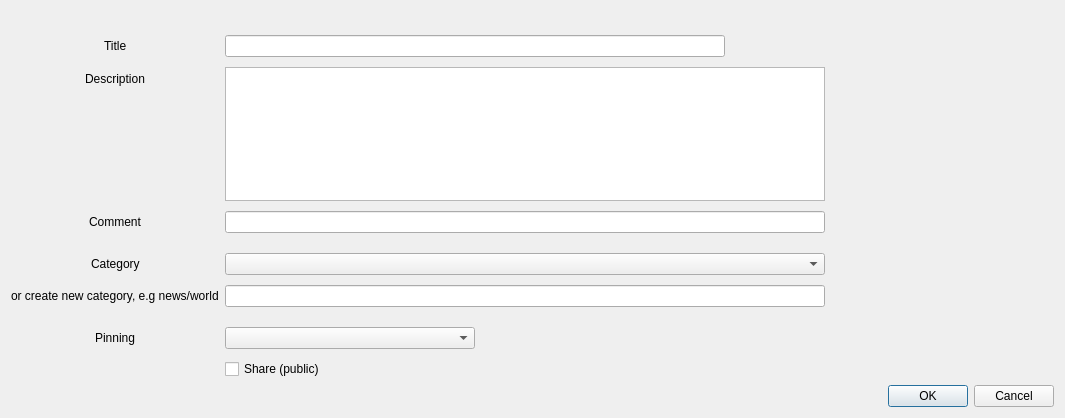
This is galacteek/ui/addhashmarkdialog.ui in pinnaculum/galacteek as Qt 5 draws it before an edit. The edited form follows.
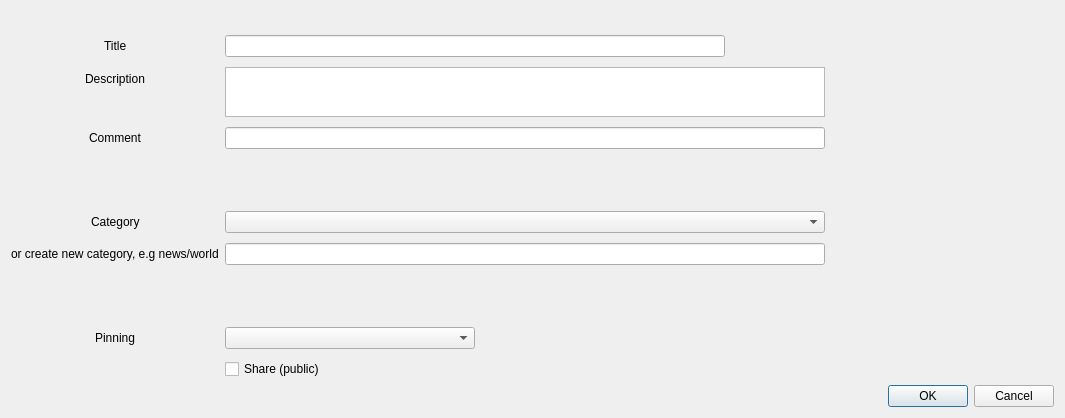
This is the edited form. Icons and pictures are not drawn.

Patch:
```diff
--- a/galacteek/ui/addhashmarkdialog.ui
+++ b/galacteek/ui/addhashmarkdialog.ui
@@ -108,7 +108,7 @@
        <property name="maximumSize">
         <size>
          <width>600</width>
-         <height>16777215</height>
+         <height>50</height>
         </size>
        </property>
        <property name="acceptRichText">
```
